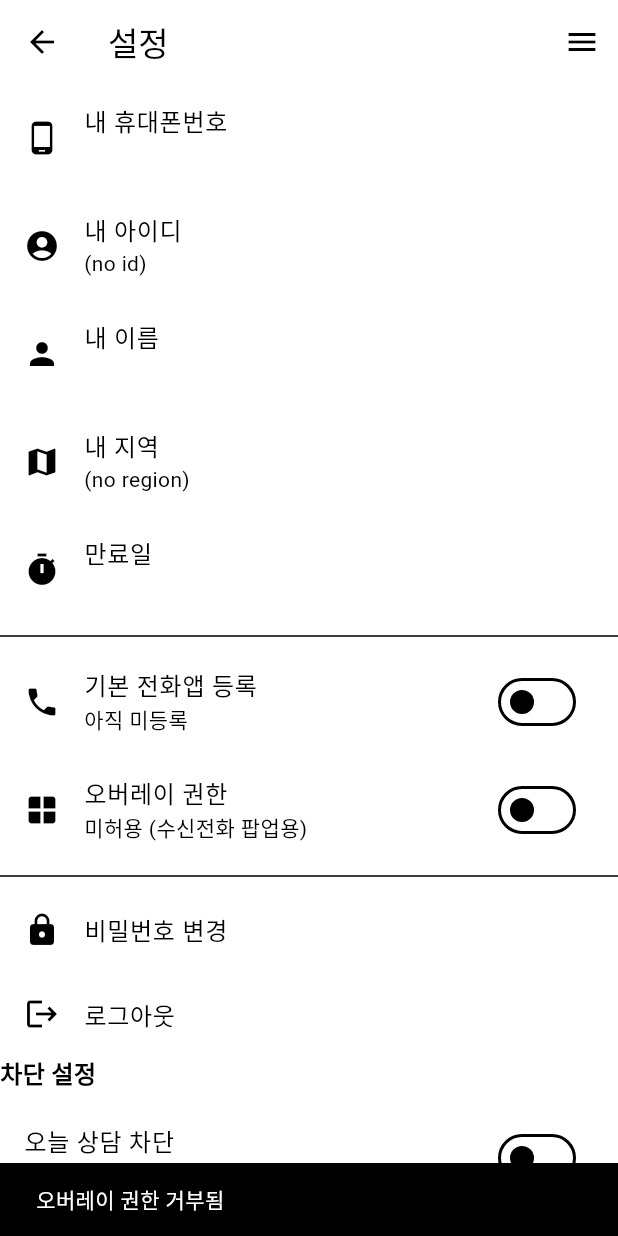
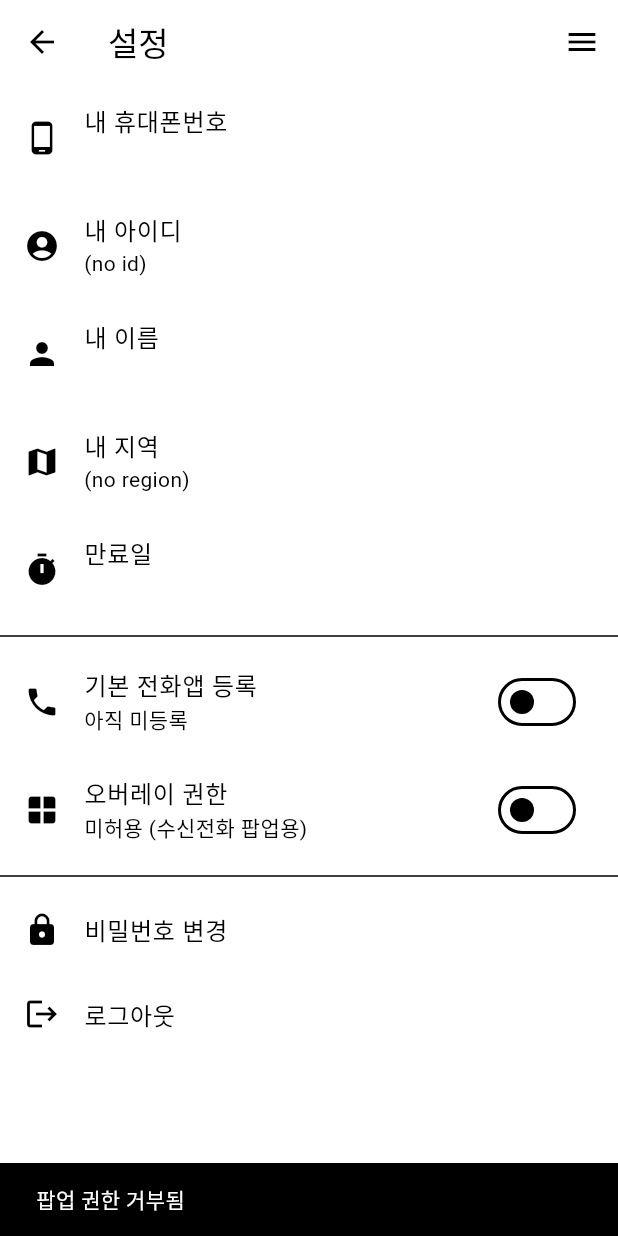
Before and after one commit to phyuzion/jumo, a Flutter app: the SettingsScreen screen opened by its route, after a tap on "오버레이 권한", on a phone screen of 412 x 824 dp. Run offline on Flutter 3.47's test engine with Material 3 defaults, Android fonts, the light colour scheme and no system bars; our stand-ins replace flutter_contacts, flutter_local_notifications, flutter_slidable, get_storage, graphql_flutter, permission_handler; missing offline and left inert: app_installer, call_e_log, event_bus, flutter_background_service, flutter_overlay_window, flutter_quill and 3 more; accounts and stored records are empty; network calls fail; project files that could hold a hidden picture were left out.

Commit message:
Update settings_screen.dart

```diff
--- a/mobile/mobile/lib/screens/settings_screen.dart
+++ b/mobile/mobile/lib/screens/settings_screen.dart
@@ -152,12 +152,12 @@ class _SettingsScreenState extends State<SettingsScreen>
       setState(() => _overlayGranted = true);
       ScaffoldMessenger.of(
         context,
-      ).showSnackBar(const SnackBar(content: Text('오버레이 권한 허용됨')));
+      ).showSnackBar(const SnackBar(content: Text('팝업 권한 허용됨')));
     } else {
       setState(() => _overlayGranted = false);
       ScaffoldMessenger.of(
         context,
-      ).showSnackBar(const SnackBar(content: Text('오버레이 권한 거부됨')));
+      ).showSnackBar(const SnackBar(content: Text('팝업 권한 거부됨')));
     }
   }
 
@@ -237,20 +237,85 @@ class _SettingsScreenState extends State<SettingsScreen>
     );
   }
 
-  Widget _buildBlockSettingsSection() {
-    return Column(
-      crossAxisAlignment: CrossAxisAlignment.start,
+  @override
+  Widget build(BuildContext context) {
+    if (_checking) {
+      return const Center(child: CircularProgressIndicator());
+    }
+
+    return Scaffold(
+      appBar: AppBar(title: Text('설정'), actions: [const DropdownMenusWidget()]),
+      body: ListView(
         children: [
-        const Text(
-          '차단 설정',
-          style: TextStyle(fontSize: 16, fontWeight: FontWeight.bold),
+          // (1) 만약 서버 버전이 내 버전과 다르면 => "업데이트가 있습니다." 버튼
+          if (_updateAvailable)
+            ListTile(
+              title: const Text(
+                '업데이트가 있습니다!',
+                style: TextStyle(
+                  fontWeight: FontWeight.bold,
+                  color: Colors.red,
                 ),
-        const SizedBox(height: 8),
-        Column(
-          children: [
+              ),
+              subtitle: Text('서버 버전: $_serverVersion\n현재 버전: $APP_VERSION'),
+              trailing: ElevatedButton(
+                onPressed: _onTapUpdate,
+                child: const Text('업데이트'),
+              ),
+            ),
+          ListTile(
+            leading: const Icon(Icons.phone_android),
+            title: const Text('내 휴대폰번호'),
+            subtitle: Text(_phoneNumber),
+          ),
+          ListTile(
+            leading: const Icon(Icons.account_circle),
+            title: const Text('내 아이디'),
+            subtitle: Text(_loginId),
+          ),
+          ListTile(
+            leading: const Icon(Icons.person),
+            title: const Text('내 이름'),
+            subtitle: Text(_userName),
+          ),
+          ListTile(
+            leading: const Icon(Icons.map),
+            title: const Text('내 지역'),
+            subtitle: Text(_userRegion),
+          ),
+          ListTile(
+            leading: const Icon(Icons.timer),
+            title: const Text('만료일'),
+            subtitle: Text(_validUntil),
+          ),
+          const Divider(),
+
+          // 기본 전화앱 등록
+          SwitchListTile(
+            secondary: const Icon(Icons.phone),
+            title: const Text('기본 전화앱 등록'),
+            subtitle: Text(_isDefaultDialer ? '이미 등록됨' : '아직 미등록'),
+            value: _isDefaultDialer,
+            onChanged: (val) {
+              if (!val) {
+                // 기본 전화앱 해지? 아무것도 안 함
+              } else {
+                _onRequestDefaultDialer();
+              }
+            },
+          ),
+
+          if (_isDefaultDialer) ...[
+            const Divider(),
+
+            ListTile(
+              leading: const Icon(Icons.block),
+              title: const Text('차단 설정'),
+              subtitle: Text('차단 설정을 변경할 수 있습니다.'),
+            ),
+
             SwitchListTile(
               title: const Text('오늘 상담 차단'),
-              subtitle: const Text('오늘 하루 동안 모든 전화를 차단합니다'),
               value: _blockedNumbersController.isTodayBlocked,
               onChanged: (value) async {
                 await _blockedNumbersController.setTodayBlocked(value);
@@ -259,7 +324,6 @@ class _SettingsScreenState extends State<SettingsScreen>
             ),
             SwitchListTile(
               title: const Text('모르는번호 차단'),
-              subtitle: const Text('전화번호부에 없는 번호를 차단합니다'),
               value: _blockedNumbersController.isUnknownBlocked,
               onChanged: (value) async {
                 await _blockedNumbersController.setUnknownBlocked(value);
@@ -268,14 +332,11 @@ class _SettingsScreenState extends State<SettingsScreen>
             ),
             SwitchListTile(
               title: const Text('위험번호 자동 차단'),
-              subtitle: const Text('위험번호로 등록된 번호 자동 차단'),
               value: _blockedNumbersController.isAutoBlockDanger,
               onChanged: (value) {
-                // 즉시 UI 업데이트
                 setState(() {
                   _blockedNumbersController.setAutoBlockDanger(value);
                 });
-                // 백그라운드에서 서버 업데이트
                 _blockedNumbersController.setAutoBlockDanger(value).then((_) {
                   if (mounted) {
                     setState(() {});
@@ -364,11 +425,9 @@ class _SettingsScreenState extends State<SettingsScreen>
                             ),
                       );
                       if (count != null) {
-                        // 즉시 UI 업데이트
                         setState(() {
                           _blockedNumbersController.setBombCallsCount(count);
                         });
-                        // 백그라운드에서 서버 업데이트
                         _blockedNumbersController.setBombCallsCount(count).then(
                           (_) {
                             if (mounted) {
@@ -382,11 +441,9 @@ class _SettingsScreenState extends State<SettingsScreen>
                   Switch(
                     value: _blockedNumbersController.isBombCallsBlocked,
                     onChanged: (value) {
-                      // 즉시 UI 업데이트
                       setState(() {
                         _blockedNumbersController.setBombCallsBlocked(value);
                       });
-                      // 백그라운드에서 서버 업데이트
                       _blockedNumbersController.setBombCallsBlocked(value).then(
                         (_) {
                           if (mounted) {
@@ -400,85 +457,15 @@ class _SettingsScreenState extends State<SettingsScreen>
               ),
             ),
             ListTile(
-              title: const Text('차단된 전화번호 관리'),
+              title: const Text('개별 차단번호 관리'),
+              subtitle: Text(
+                '${_blockedNumbersController.blockedNumbers.length}개의 번호가 차단되어 있습니다',
+              ),
+              trailing: const Icon(Icons.settings),
               onTap: () => _showBlockedNumbersDialog(context),
             ),
-          ],
-        ),
-      ],
-    );
-  }
-
-  @override
-  Widget build(BuildContext context) {
-    if (_checking) {
-      return const Center(child: CircularProgressIndicator());
-    }
-
-    return Scaffold(
-      appBar: AppBar(title: Text('설정'), actions: [const DropdownMenusWidget()]),
-      body: ListView(
-        children: [
-          // (1) 만약 서버 버전이 내 버전과 다르면 => "업데이트가 있습니다." 버튼
-          if (_updateAvailable)
-            ListTile(
-              title: const Text(
-                '업데이트가 있습니다!',
-                style: TextStyle(
-                  fontWeight: FontWeight.bold,
-                  color: Colors.red,
-                ),
-              ),
-              subtitle: Text('서버 버전: $_serverVersion\n현재 버전: $APP_VERSION'),
-              trailing: ElevatedButton(
-                onPressed: _onTapUpdate,
-                child: const Text('업데이트'),
-              ),
-            ),
-          ListTile(
-            leading: const Icon(Icons.phone_android),
-            title: const Text('내 휴대폰번호'),
-            subtitle: Text(_phoneNumber),
-          ),
-          ListTile(
-            leading: const Icon(Icons.account_circle),
-            title: const Text('내 아이디'),
-            subtitle: Text(_loginId),
-          ),
-          ListTile(
-            leading: const Icon(Icons.person),
-            title: const Text('내 이름'),
-            subtitle: Text(_userName),
-          ),
-          ListTile(
-            leading: const Icon(Icons.map),
-            title: const Text('내 지역'),
-            subtitle: Text(_userRegion),
-          ),
-          ListTile(
-            leading: const Icon(Icons.timer),
-            title: const Text('만료일'),
-            subtitle: Text(_validUntil),
-          ),
-          const Divider(),
-
-          // 기본 전화앱 등록
-          SwitchListTile(
-            secondary: const Icon(Icons.phone),
-            title: const Text('기본 전화앱 등록'),
-            subtitle: Text(_isDefaultDialer ? '이미 등록됨' : '아직 미등록'),
-            value: _isDefaultDialer,
-            onChanged: (val) {
-              if (!val) {
-                // 기본 전화앱 해지? 안드로이드상 해제는 복잡. 보통 OS 설정에서
-                // 여기서는 아무것도 안 함
-              } else {
-                _onRequestDefaultDialer();
-              }
-            },
-          ),
-
-          // 오버레이 권한
+          ] else ...[
+            // 오버레이 권한 (기본 전화앱이 아닐 때만 표시)
             SwitchListTile(
               secondary: const Icon(Icons.window),
               title: const Text('오버레이 권한'),
@@ -488,6 +475,7 @@ class _SettingsScreenState extends State<SettingsScreen>
                 _onRequestOverlayPermission();
               },
             ),
+          ],
 
           const Divider(),
 
@@ -504,8 +492,6 @@ class _SettingsScreenState extends State<SettingsScreen>
             title: const Text('로그아웃'),
             onTap: GraphQLClientManager.logout,
           ),
-
-          _buildBlockSettingsSection(),
         ],
       ),
     );
```
Lines whose indentation alone changed are shown as unchanged.
